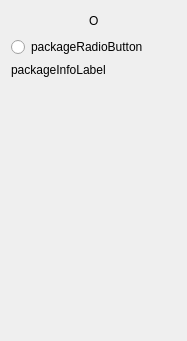
The window that ui/packagecard.ui (Kicksecure/browser-choice) describes before a commit, drawn with Qt 5.
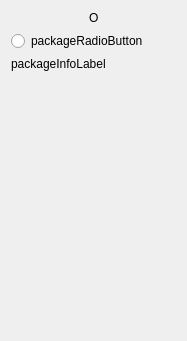
The same window after the commit.

```diff
--- a/ui/packagecard.ui
+++ b/ui/packagecard.ui
@@ -29,14 +29,20 @@
        </property>
        <property name="sizeHint" stdset="0">
         <size>
-         <width>40</width>
-         <height>20</height>
+         <width>0</width>
+         <height>0</height>
         </size>
        </property>
       </spacer>
      </item>
      <item>
       <widget class="QLabel" name="packageIconLabel">
+       <property name="sizePolicy">
+        <sizepolicy hsizetype="Fixed" vsizetype="Fixed">
+         <horstretch>0</horstretch>
+         <verstretch>0</verstretch>
+        </sizepolicy>
+       </property>
        <property name="maximumSize">
         <size>
          <width>48</width>
@@ -58,8 +64,8 @@
        </property>
        <property name="sizeHint" stdset="0">
         <size>
-         <width>40</width>
-         <height>20</height>
+         <width>0</width>
+         <height>0</height>
         </size>
        </property>
       </spacer>
@@ -68,6 +74,12 @@
    </item>
    <item>
     <widget class="QRadioButton" name="packageRadioButton">
+     <property name="sizePolicy">
+      <sizepolicy hsizetype="Fixed" vsizetype="Preferred">
+       <horstretch>0</horstretch>
+       <verstretch>0</verstretch>
+      </sizepolicy>
+     </property>
      <property name="text">
       <string>packageRadioButton</string>
      </property>
@@ -75,6 +87,12 @@
    </item>
    <item>
     <widget class="QLabel" name="packageInfoLabel">
+     <property name="sizePolicy">
+      <sizepolicy hsizetype="Fixed" vsizetype="Preferred">
+       <horstretch>0</horstretch>
+       <verstretch>0</verstretch>
+      </sizepolicy>
+     </property>
      <property name="text">
       <string>packageInfoLabel</string>
      </property>
@@ -90,7 +108,7 @@
      </property>
      <property name="sizeHint" stdset="0">
       <size>
-       <width>20</width>
+       <width>0</width>
        <height>0</height>
       </size>
      </property>
```
